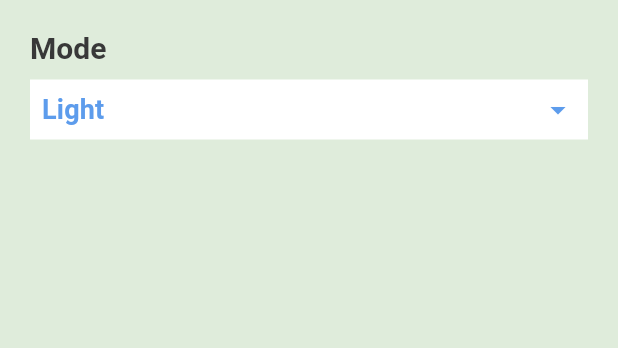
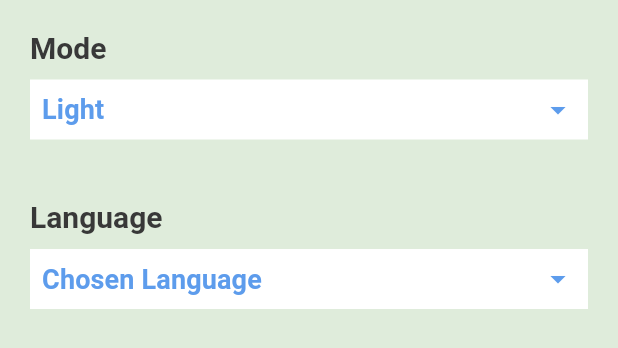
Before and after one commit to sohailadaoud/todo_app, a Flutter app: the SettingsTab widget shown alone on an empty page, opened directly, on a phone screen of 412 x 824 dp. Shown: the top 348 px of the screen. Run offline on Flutter 3.47's test engine with Material 2 defaults, Android fonts, the phone set to English and light mode, and no system bars; our stand-ins replace calendar_timeline, flutter_slidable.

Commit message:
added the language container empty only

```diff
--- /dev/null
+++ b/lib/Home/settings/language_bottom_sheet.dart
@@ -0,0 +1,8 @@
+import 'package:flutter/material.dart';
+
+class LanguageBottomSheet extends StatelessWidget {
+  @override
+  Widget build(BuildContext context) {
+    return Container();
+  }
+}
--- a/lib/Home/settings/settings_tab.dart
+++ b/lib/Home/settings/settings_tab.dart
@@ -1,5 +1,6 @@
 import 'package:flutter/material.dart';
 import 'package:provider/provider.dart';
+import 'package:todo_app/Home/settings/language_bottom_sheet.dart';
 import 'package:todo_app/Home/settings/theme_bottom_sheet.dart';
 import 'package:todo_app/my_theme.dart';
 import 'package:todo_app/provider/app_config_provider.dart';
@@ -53,6 +54,45 @@ class _SettingsTabState extends State<SettingsTab> {
                     Icon(Icons.arrow_drop_down, color: MyTheme.primaryLight),
                   ],
                 )),
+          ),
+          SizedBox(
+            height: 40,
+          ),
+          Text(
+            'Language',
+            style: Theme.of(context).textTheme.titleMedium,
+          ),
+          SizedBox(
+            height: 10,
+          ),
+          InkWell(
+            onTap: () {
+              showLanguageSheet();
+            },
+            child: Container(
+              padding: EdgeInsets.all(8),
+              decoration: BoxDecoration(
+                  color: provider.isDarkMode()
+                      ? MyTheme.blackDark
+                      : MyTheme.whiteColor
+                  //color:MyTheme.whiteColor
+
+                  ,
+                  borderRadius: BorderRadius.circular(0)),
+              child: Row(
+                mainAxisAlignment: MainAxisAlignment.spaceBetween,
+                children: [
+                  Text(
+                    'Chosen Language',
+                    style: Theme.of(context)
+                        .textTheme
+                        .titleSmall!
+                        .copyWith(color: MyTheme.primaryLight),
+                  ),
+                  Icon(Icons.arrow_drop_down, color: MyTheme.primaryLight)
+                ],
+              ),
+            ),
           )
         ],
       ),
@@ -62,6 +102,11 @@ class _SettingsTabState extends State<SettingsTab> {
   void showThemeBottomSheet() {
     showModalBottomSheet(
         context: context, builder: ((context) => ThemeBottomSheet()));
+  }
+
+  void showLanguageSheet() {
+    showModalBottomSheet(
+        context: context, builder: ((context) => LanguageBottomSheet()));
   }
 }
 
```
Also changed, not shown: lib/Home/settings/theme_bottom_sheet.dart (+0 -13 lines).
